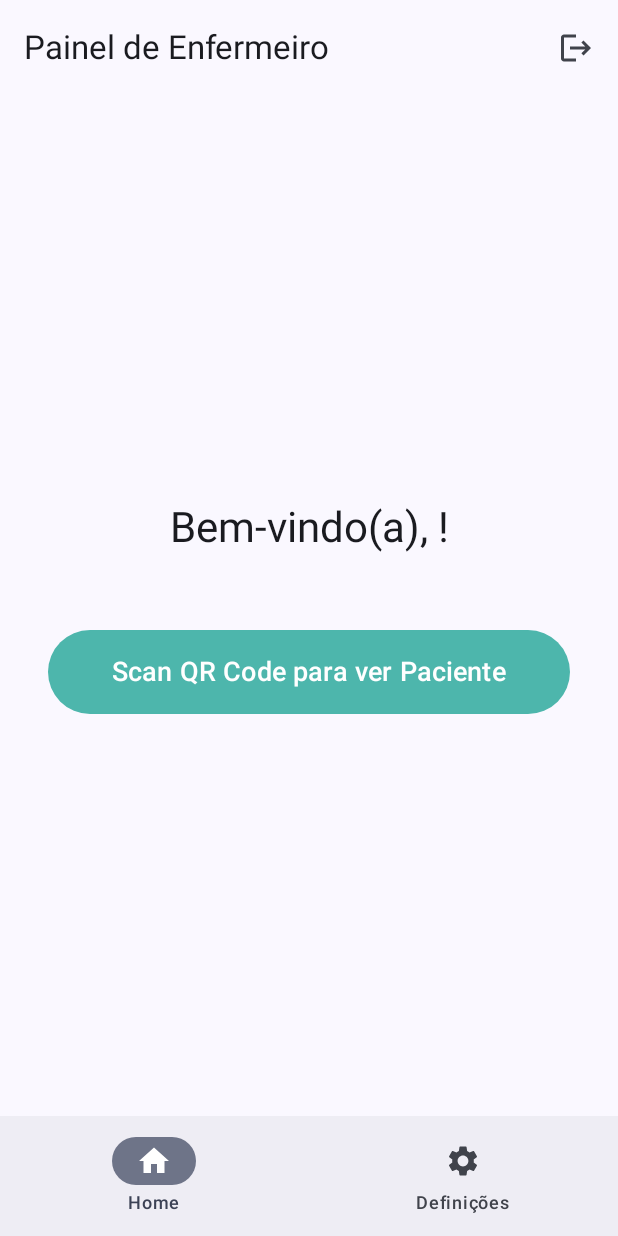
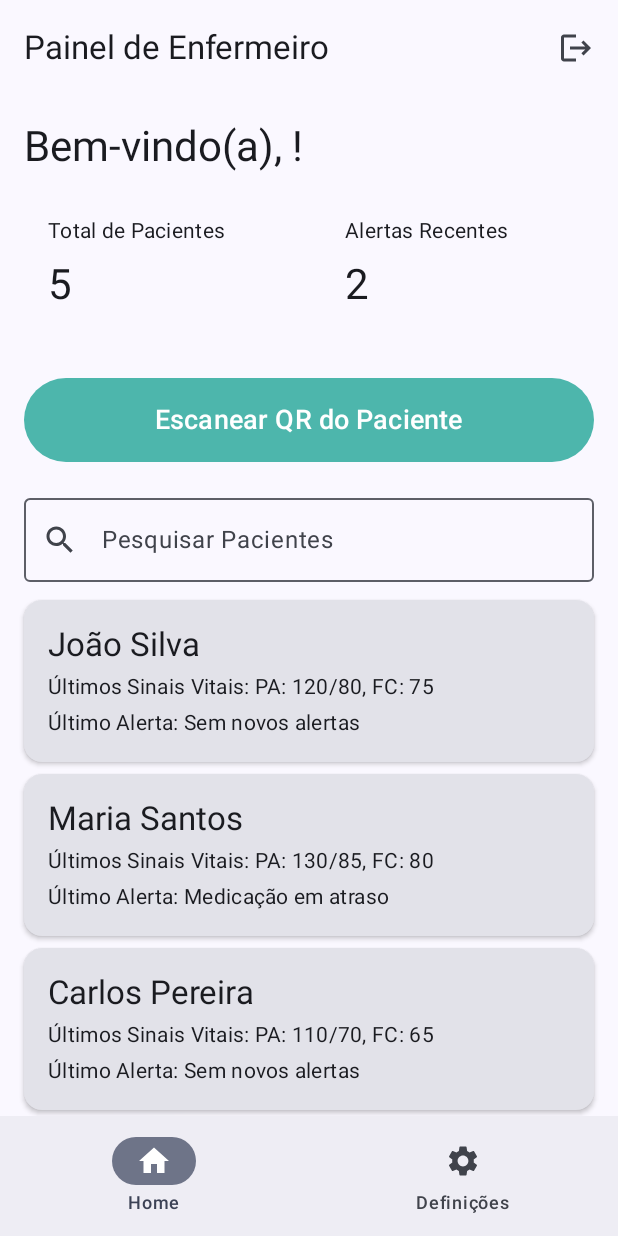
Before and after one commit to mariacorreia8/BigProject, an Android app built with Jetpack Compose: the composable NurseHomeScreen called with empty values, on a phone screen of 412 x 824 dp. Run offline under Robolectric (Android 15) with nearby library versions, the phone set to English and light mode, and no system bars; our stand-ins replace Dagger/Hilt's generated code, Firebase (no records; nobody signed in at launch, a user with empty details on screens opened directly); 2 statements that could not run were skipped.

Commit message:
Refactor nurse home dashboard and repository setup

```diff
--- a/app/build.gradle.kts
+++ b/app/build.gradle.kts
@@ -62,6 +62,7 @@ dependencies {
     implementation(libs.androidx.compose.ui.graphics)
     implementation(libs.androidx.compose.ui.tooling.preview)
     implementation(libs.androidx.compose.material3)
+    implementation(libs.androidx.compose.foundation.layout)
     //implementation(libs.androidx.room.compiler)
     testImplementation(libs.junit)
     androidTestImplementation(libs.androidx.junit)
--- /dev/null
+++ b/app/src/main/java/com/example/bigproject/data/repositories/NurseHomeRepository.kt
@@ -0,0 +1,28 @@
+
+package com.example.bigproject.data.repositories
+
+import com.example.bigproject.models.Patient
+import com.google.firebase.firestore.FirebaseFirestore
+import kotlinx.coroutines.tasks.await
+import javax.inject.Inject
+
+interface NurseHomeRepository {
+    suspend fun getPatients(): List<Patient>
+}
+
+class NurseHomeRepositoryImpl @Inject constructor(
+    private val firestore: FirebaseFirestore
+) : NurseHomeRepository {
+
+    override suspend fun getPatients(): List<Patient> {
+        return try {
+            val snapshot = firestore.collection("users")
+                .whereEqualTo("role", "Patient")
+                .get()
+                .await()
+            snapshot.toObjects(Patient::class.java)
+        } catch (e: Exception) {
+            emptyList()
+        }
+    }
+}
--- a/app/src/main/java/com/example/bigproject/di/AppModule.kt
+++ b/app/src/main/java/com/example/bigproject/di/AppModule.kt
@@ -1,7 +1,11 @@
+
 package com.example.bigproject.di
 
 import com.example.bigproject.data.repositories.AuthRepositoryImpl
+import com.example.bigproject.data.repositories.NurseHomeRepository
+import com.example.bigproject.data.repositories.NurseHomeRepositoryImpl
 import com.example.bigproject.domain.repositories.AuthRepository
+import com.google.firebase.firestore.FirebaseFirestore
 import dagger.Module
 import dagger.Provides
 import dagger.hilt.InstallIn
@@ -25,6 +29,14 @@ object AppModule {
 
     @Provides
     @Singleton
+    fun provideNurseHomeRepository(impl: NurseHomeRepositoryImpl): NurseHomeRepository = impl
+
+    @Provides
+    @Singleton
+    fun provideFirebaseFirestore(): FirebaseFirestore = FirebaseFirestore.getInstance()
+
+    @Provides
+    @Singleton
     fun provideHttpClient(): HttpClient {
         return HttpClient(CIO) {
             install(ContentNegotiation) {
--- a/app/src/main/java/com/example/bigproject/ui/dashboard/NurseHomeScreen.kt
+++ b/app/src/main/java/com/example/bigproject/ui/dashboard/NurseHomeScreen.kt
@@ -2,50 +2,72 @@
 package com.example.bigproject.ui.dashboard
 
 import androidx.compose.foundation.layout.Arrangement
+import androidx.compose.foundation.layout.Box
 import androidx.compose.foundation.layout.Column
+import androidx.compose.foundation.layout.Row
+import androidx.compose.foundation.layout.Spacer
+import androidx.compose.foundation.layout.defaultMinSize
 import androidx.compose.foundation.layout.fillMaxSize
 import androidx.compose.foundation.layout.fillMaxWidth
 import androidx.compose.foundation.layout.height
 import androidx.compose.foundation.layout.padding
+import androidx.compose.foundation.layout.width
+import androidx.compose.foundation.lazy.LazyColumn
+import androidx.compose.foundation.lazy.items
+import androidx.compose.foundation.shape.RoundedCornerShape
 import androidx.compose.material.icons.Icons
+import androidx.compose.material.icons.automirrored.filled.Logout
 import androidx.compose.material.icons.filled.Home
-import androidx.compose.material.icons.filled.Logout
+import androidx.compose.material.icons.filled.Search
 import androidx.compose.material.icons.filled.Settings
 import androidx.compose.material3.BottomAppBar
 import androidx.compose.material3.Button
 import androidx.compose.material3.ButtonDefaults
+import androidx.compose.material3.Card
+import androidx.compose.material3.CardDefaults
+import androidx.compose.material3.CircularProgressIndicator
 import androidx.compose.material3.ExperimentalMaterial3Api
 import androidx.compose.material3.Icon
 import androidx.compose.material3.IconButton
 import androidx.compose.material3.MaterialTheme
 import androidx.compose.material3.NavigationBar
 import androidx.compose.material3.NavigationBarItem
+import androidx.compose.material3.OutlinedTextField
 import androidx.compose.material3.Scaffold
 import androidx.compose.material3.Text
 import androidx.compose.material3.TopAppBar
 import androidx.compose.runtime.Composable
+import androidx.compose.runtime.collectAsState
+import androidx.compose.runtime.getValue
+import androidx.compose.runtime.mutableStateOf
+import androidx.compose.runtime.remember
+import androidx.compose.runtime.setValue
 import androidx.compose.ui.Alignment
 import androidx.compose.ui.Modifier
 import androidx.compose.ui.graphics.Color
 import androidx.compose.ui.unit.dp
 import androidx.compose.ui.unit.sp
-import com.example.bigproject.ui.auth.AuthViewModel
+import androidx.hilt.navigation.compose.hiltViewModel
+
 
 @OptIn(ExperimentalMaterial3Api::class)
 @Composable
 fun NurseHomeScreen(
     nurseName: String,
-    authViewModel: AuthViewModel,
+    viewModel: NurseHomeViewModel = hiltViewModel(),
     onScanQrClick: () -> Unit,
     onLogoutClick: () -> Unit
 ) {
+    val uiState by viewModel.uiState.collectAsState()
+    var searchQuery by remember { mutableStateOf("") }
+
     Scaffold(
         topBar = {
             TopAppBar(
                 title = { Text("Painel de Enfermeiro") },
                 actions = {
                     IconButton(onClick = onLogoutClick) {
-                        Icon(Icons.Default.Logout, contentDescription = "Logout")
+                        Icon(Icons.AutoMirrored.Filled.Logout, contentDescription = "Logout")
                     }
                 }
             )
@@ -69,20 +91,35 @@ fun NurseHomeScreen(
             }
         }
     ) { innerPadding ->
+        Box(
+            modifier = Modifier
+                .fillMaxSize()
+                .padding(innerPadding)
+        ) {
+            if (uiState.isLoading) {
+                CircularProgressIndicator(modifier = Modifier.align(Alignment.Center))
+            } else if (uiState.error != null) {
+                Text(
+                    text = uiState.error!!,
+                    color = MaterialTheme.colorScheme.error,
+                    modifier = Modifier.align(Alignment.Center)
+                )
+            } else {
                 Column(
                     modifier = Modifier
                         .fillMaxSize()
-                .padding(innerPadding)
-                .padding(horizontal = 32.dp),
-            verticalArrangement = Arrangement.Center,
-            horizontalAlignment = Alignment.CenterHorizontally
+                        .padding(horizontal = 16.dp),
                 ) {
+                    Spacer(modifier = Modifier.height(16.dp))
                     Text(
                         text = "Bem-vindo(a), $nurseName!",
-                style = MaterialTheme.typography.headlineLarge,
-                fontSize = 28.sp,
-                modifier = Modifier.padding(bottom = 48.dp)
+                        style = MaterialTheme.typography.headlineMedium,
+                        modifier = Modifier.padding(bottom = 16.dp)
                     )
+
+                    SummaryTiles(summary = uiState.summary)
+
+                    Spacer(modifier = Modifier.height(16.dp))
 
                     Button(
                         onClick = onScanQrClick,
@@ -91,8 +128,89 @@ fun NurseHomeScreen(
                             .height(56.dp),
                         colors = ButtonDefaults.buttonColors(containerColor = Color(0xFF4DB6AC))
                     ) {
-                Text("Scan QR Code para ver Paciente", fontSize = 18.sp)
+                        Text("Escanear QR do Paciente", fontSize = 18.sp)
+                    }
+
+                    Spacer(modifier = Modifier.height(8.dp))
+
+                    OutlinedTextField(
+                        value = searchQuery,
+                        onValueChange = { searchQuery = it },
+                        label = { Text("Pesquisar Pacientes") },
+                        leadingIcon = { Icon(Icons.Default.Search, contentDescription = null) },
+                        modifier = Modifier
+                            .fillMaxWidth()
+                            .padding(vertical = 8.dp)
+                    )
+
+                    LazyColumn(modifier = Modifier.fillMaxSize()) {
+                        items(uiState.patients.filter { it.name.contains(searchQuery, ignoreCase = true) }) { patient ->
+                            PatientCard(
+                                patientName = patient.name,
+                                lastVitals = patient.lastVitals,
+                                lastAlert = patient.lastAlert
+                            )
                         }
                     }
                 }
             }
+        }
+    }
+}
+
+@Composable
+fun SummaryTiles(summary: NurseHomeSummaryUiState) {
+    Row(
+        modifier = Modifier.fillMaxWidth(),
+        horizontalArrangement = Arrangement.spacedBy(16.dp)
+    ) {
+        SummaryTile(
+            title = "Total de Pacientes",
+            value = summary.totalPatients.toString(),
+            modifier = Modifier.weight(1f)
+        )
+        SummaryTile(
+            title = "Alertas Recentes",
+            value = summary.alerts.toString(),
+            modifier = Modifier.weight(1f)
+        )
+    }
+}
+
+
+
+@Composable
+fun SummaryTile(
+    title: String,
+    value: String,
+    modifier: Modifier = Modifier
+) {
+    Column(
+        modifier = modifier
+            .padding(horizontal = 16.dp, vertical = 12.dp)
+            .defaultMinSize(minHeight = 80.dp),
+        verticalArrangement = Arrangement.spacedBy(8.dp)
+    ) {
+        Text(text = title, style = MaterialTheme.typography.bodyMedium)
+        Text(text = value, style = MaterialTheme.typography.headlineMedium)
+    }
+}
+
+
+@Composable
+fun PatientCard(patientName: String, lastVitals: String, lastAlert: String) {
+    Card(
+        modifier = Modifier
+            .fillMaxWidth()
+            .padding(vertical = 4.dp),
+        elevation = CardDefaults.cardElevation(defaultElevation = 2.dp)
+    ) {
+        Column(modifier = Modifier.padding(16.dp)) {
+            Text(text = patientName, style = MaterialTheme.typography.titleLarge)
+            Spacer(modifier = Modifier.height(4.dp))
+            Text(text = "Últimos Sinais Vitais: $lastVitals", style = MaterialTheme.typography.bodyMedium)
+            Spacer(modifier = Modifier.height(4.dp))
+            Text(text = "Último Alerta: $lastAlert", style = MaterialTheme.typography.bodyMedium)
+        }
+    }
+}
--- a/app/src/main/java/com/example/bigproject/ui/dashboard/NurseHomeViewModel.kt
+++ b/app/src/main/java/com/example/bigproject/ui/dashboard/NurseHomeViewModel.kt
@@ -2,105 +2,79 @@ package com.example.bigproject.ui.dashboard
 
 import androidx.lifecycle.ViewModel
 import androidx.lifecycle.viewModelScope
-import com.example.bigproject.models.Patient
-import com.example.bigproject.domain.repositories.AuthRepository
-import com.google.firebase.auth.ktx.auth
-import com.google.firebase.firestore.ktx.firestore
-import com.google.firebase.firestore.ktx.toObject
-import com.google.firebase.ktx.Firebase
+import com.example.bigproject.data.repositories.NurseHomeRepository
 import dagger.hilt.android.lifecycle.HiltViewModel
 import kotlinx.coroutines.flow.MutableStateFlow
 import kotlinx.coroutines.flow.StateFlow
 import kotlinx.coroutines.flow.asStateFlow
+import kotlinx.coroutines.flow.update
 import kotlinx.coroutines.launch
-import kotlinx.coroutines.tasks.await
 import javax.inject.Inject
-import javax.inject.Singleton
 
-data class NurseHomeSummaryUiState(val totalPatients: Int, val alerts: Int)
-
-data class PatientCardUiState(
+data class PatientUiState(
     val id: String,
     val name: String,
     val lastVitals: String,
     val lastAlert: String
 )
 
+data class NurseHomeSummaryUiState(
+    val totalPatients: Int = 0,
+    val alerts: Int = 0
+)
+
 data class NurseHomeUiState(
-    val summary: NurseHomeSummaryUiState = NurseHomeSummaryUiState(0, 0),
-    val patients: List<PatientCardUiState> = emptyList(),
-    val isLoading: Boolean = true,
-    val error: String? = null
+    val isLoading: Boolean = false,
+    val error: String? = null,
+    val summary: NurseHomeSummaryUiState = NurseHomeSummaryUiState(),
+    val patients: List<PatientUiState> = emptyList()
 )
 
 @HiltViewModel
 class NurseHomeViewModel @Inject constructor(
-    private val nurseHomeRepository: NurseHomeRepository,
-    private val authRepository: AuthRepository
+    private val nurseHomeRepository: NurseHomeRepository
 ) : ViewModel() {
 
     private val _uiState = MutableStateFlow(NurseHomeUiState())
     val uiState: StateFlow<NurseHomeUiState> = _uiState.asStateFlow()
 
     init {
-        val nurseId = Firebase.auth.currentUser?.uid
-        if (nurseId != null) {
-            fetchData(nurseId)
-        } else {
-            _uiState.value = _uiState.value.copy(isLoading = false, error = "Utilizador não autenticado.")
-        }
+        loadNurseHomeData()
     }
 
-    private fun fetchData(nurseId: String) {
+    private fun loadNurseHomeData() {
         viewModelScope.launch {
+            _uiState.update { it.copy(isLoading = true) }
             try {
-                _uiState.value = _uiState.value.copy(isLoading = true)
-                val patients = nurseHomeRepository.getPatientsForNurse(nurseId)
-
-                // TODO: Implement logic to fetch vitals and alerts to calculate summary
-                // For now, summary remains 0.
-
-                _uiState.value = _uiState.value.copy(
-                    patients = patients,
-                    isLoading = false
+                // Using hardcoded data for now to populate the UI
+                val patientUiStates = listOf(
+                    PatientUiState("1", "João Silva", "PA: 120/80, FC: 75", "Sem novos alertas"),
+                    PatientUiState("2", "Maria Santos", "PA: 130/85, FC: 80", "Medicação em atraso"),
+                    PatientUiState("3", "Carlos Pereira", "PA: 110/70, FC: 65", "Sem novos alertas"),
+                    PatientUiState("4", "Ana Ferreira", "PA: 140/90, FC: 90", "Frequência cardíaca alta"),
+                    PatientUiState("5", "Pedro Rodrigues", "PA: 125/82, FC: 78", "Sem novos alertas")
                 )
 
+                val alertCount = patientUiStates.count { it.lastAlert != "Sem novos alertas" }
+
+                _uiState.update {
+                    it.copy(
+                        isLoading = false,
+                        patients = patientUiStates,
+                        summary = NurseHomeSummaryUiState(
+                            totalPatients = patientUiStates.size,
+                            alerts = alertCount
+                        )
+                    )
+                }
             } catch (e: Exception) {
-                _uiState.value = _uiState.value.copy(isLoading = false, error = e.message)
+                _uiState.update {
+                    it.copy(
+                        isLoading = false,
+                        error = e.message ?: "Ocorreu um erro desconhecido"
+                    )
+                }
             }
         }
     }
 }
-
-@Singleton
-class NurseHomeRepository @Inject constructor() {
-    private val db = Firebase.firestore
-
-    suspend fun getPatientsForNurse(nurseId: String): List<PatientCardUiState> {
-        // Query the 'users' collection for patients who have this nurse's ID in their 'nurseIds' list.
-        val patientsSnapshot = db.collection("users")
-            .whereArrayContains("nurseIds", nurseId)
-            .get()
-            .await()
-
-        if (patientsSnapshot.isEmpty) {
-            return emptyList()
-        }
-
-        // Map the user documents to the UI state.
-        return patientsSnapshot.documents.mapNotNull { doc ->
-            val patient = doc.toObject<Patient>()
-            if (patient != null) {
-                PatientCardUiState(
-                    id = patient.id,
-                    name = patient.name,
-                    // TODO: Fetch real vitals and alerts
-                    lastVitals = "Ainda não implementado",
-                    lastAlert = "Ainda não implementado"
-                )
-            } else {
-                null
-            }
-        }
-    }
-}
--- a/app/src/main/java/com/example/bigproject/ui/navigation/NavGraph.kt
+++ b/app/src/main/java/com/example/bigproject/ui/navigation/NavGraph.kt
@@ -79,7 +79,6 @@ fun NavGraph(client: HttpClient) {
         composable("nurse/home") {
             NurseHomeScreen(
                 nurseName = userData?.name ?: "Enfermeiro(a)",
-                authViewModel = authViewModel,
                 onScanQrClick = { navController.navigate("scan_patient") },
                 onLogoutClick = {
                     authViewModel.logout()
--- a/gradle/libs.versions.toml
+++ b/gradle/libs.versions.toml
@@ -11,6 +11,7 @@ composeBom = "2024.09.00"
 roomCompiler = "2.8.3"
 hilt = "2.51.1"
 hiltNavigationCompose = "1.2.0"
+foundationLayout = "1.9.5"
 
 [libraries]
 androidx-core-ktx = { group = "androidx.core", name = "core-ktx", version.ref = "coreKtx" }
@@ -31,6 +32,7 @@ androidx-room-compiler = { group = "androidx.room", name = "room-compiler", vers
 hilt-android = { group = "com.google.dagger", name = "hilt-android", version.ref = "hilt" }
 hilt-compiler = { group = "com.google.dagger", name = "hilt-android-compiler", version.ref = "hilt" }
 androidx-hilt-navigation-compose = { group = "androidx.hilt", name = "hilt-navigation-compose", version.ref = "hiltNavigationCompose" }
+androidx-compose-foundation-layout = { group = "androidx.compose.foundation", name = "foundation-layout", version.ref = "foundationLayout" }
 
 [plugins]
 android-application = { id = "com.android.application", version.ref = "agp" }
```
Also changed, not shown: 2 other files. Lines whose indentation alone changed are shown as unchanged.
